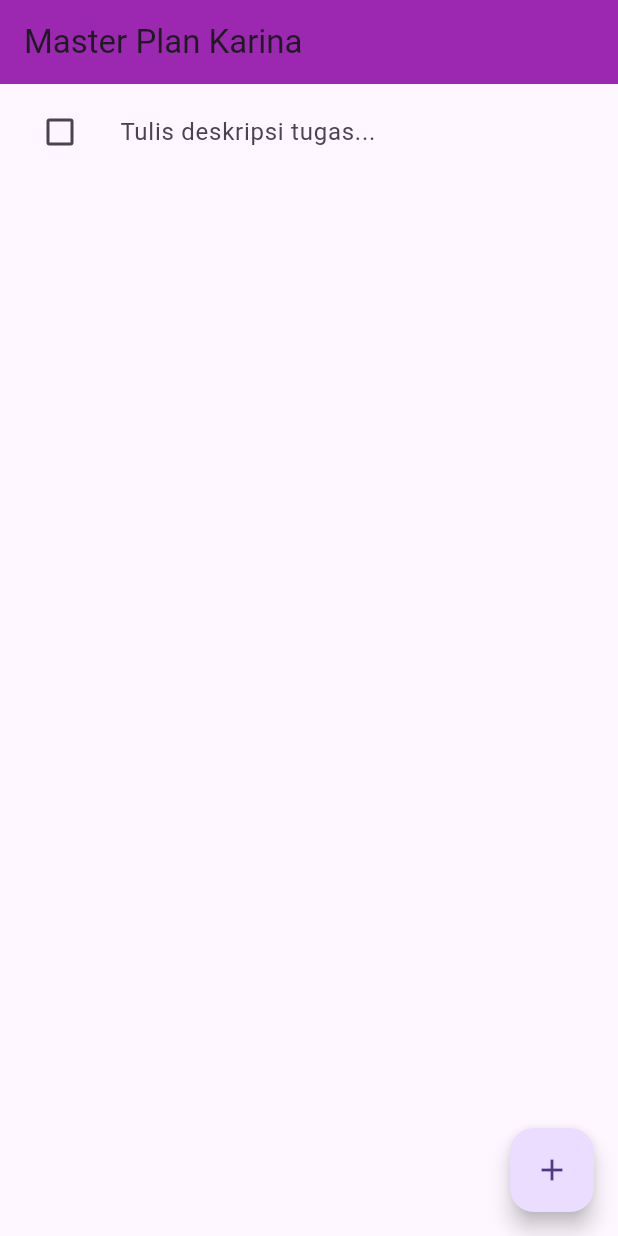
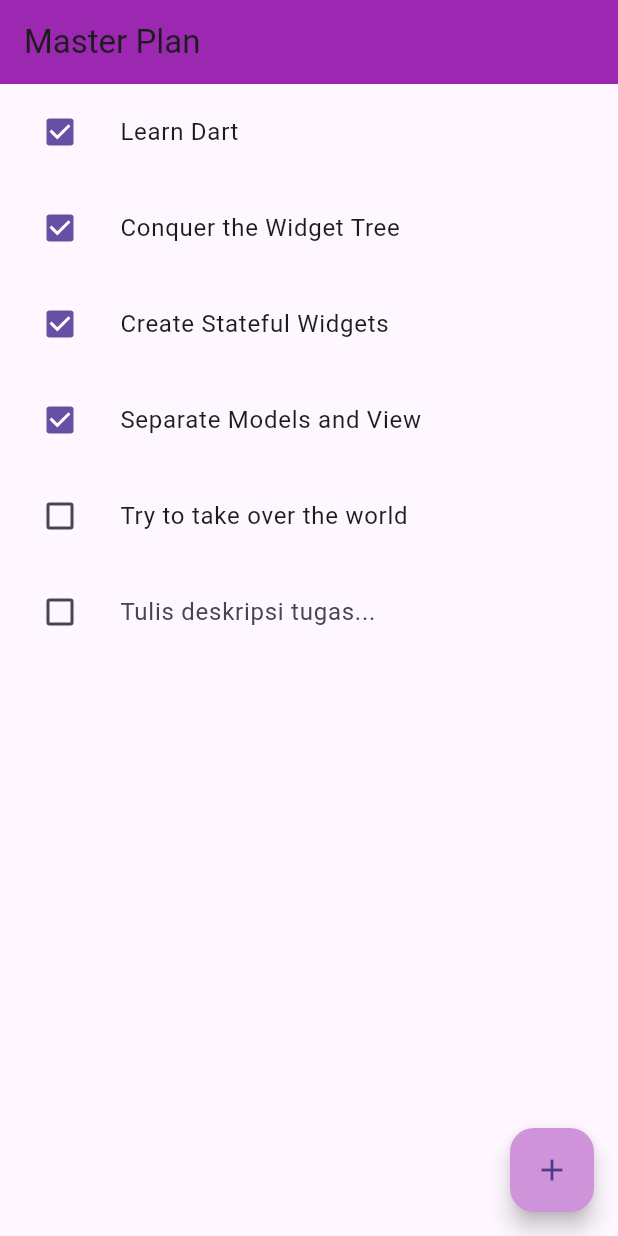
Before and after one commit to karinaika/PemrogramanMobile, a Flutter app: the screen it shows after launch, after a tap on the "add" icon, on a phone screen of 412 x 824 dp. Run offline on Flutter 3.47's test engine with Material 3 defaults, Android fonts, the phone set to English and light mode, and no system bars; our stand-ins replace auto_size_text, camera, flutter_tts; missing offline and left inert: google_mlkit_text_recognition.

Commit message:
Langkah 14: Hasil (Update)

```diff
--- a/master_plan/lib/views/plan_screen.dart
+++ b/master_plan/lib/views/plan_screen.dart
@@ -9,7 +9,16 @@ class PlanScreen extends StatefulWidget {
 }
 
 class _PlanScreenState extends State<PlanScreen> {
-  Plan plan = const Plan();
+  Plan plan = Plan(
+    name: 'Master Plan Karina',
+    tasks: const [
+      Task(description: 'Learn Dart', complete: true),
+      Task(description: 'Conquer the Widget Tree', complete: true),
+      Task(description: 'Create Stateful Widgets', complete: true),
+      Task(description: 'Separate Models and View', complete: true),
+      Task(description: 'Try to take over the world', complete: false),
+    ],
+  );
 
   late ScrollController scrollController;
 
@@ -31,10 +40,10 @@ class _PlanScreenState extends State<PlanScreen> {
   @override
   Widget build(BuildContext context) {
     return Scaffold(
-      // ganti ‘Namaku' dengan Nama panggilan Anda
       appBar: AppBar(
-        title: const Text('Master Plan Karina'),
-        backgroundColor: Colors.purple, ),
+        title: const Text('Master Plan'),
+        backgroundColor: Colors.purple,
+      ),
       body: _buildList(),
       floatingActionButton: _buildAddTaskButton(),
     );
@@ -42,13 +51,14 @@ class _PlanScreenState extends State<PlanScreen> {
 
   Widget _buildAddTaskButton() {
     return FloatingActionButton(
+      backgroundColor: Colors.purple.shade200,
       child: const Icon(Icons.add),
       onPressed: () {
         setState(() {
           plan = Plan(
             name: plan.name,
             tasks: List<Task>.from(plan.tasks)
-              ..add(const Task()),
+              ..add(const Task(description: '')),
           );
         });
       },
```
